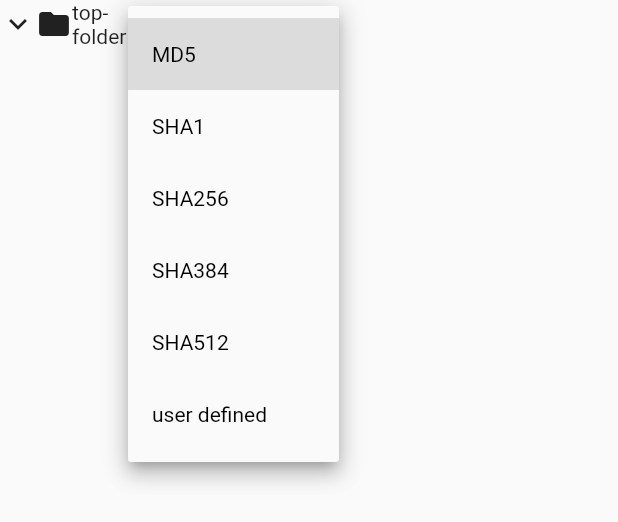
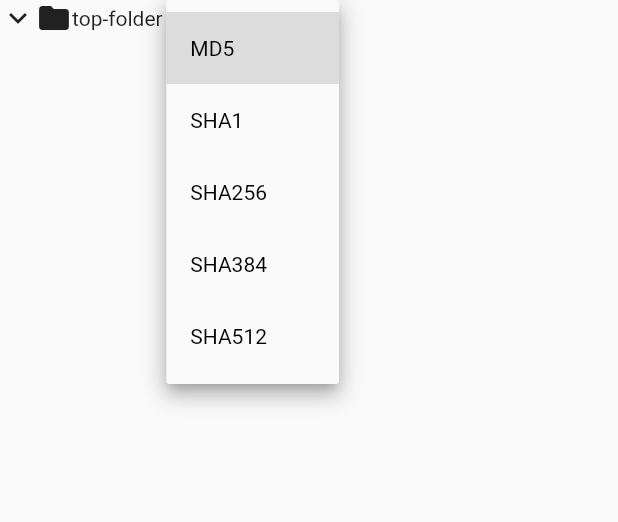
Before and after one commit to nilshenrich/FileTreeHasher, a Flutter app: the T_FolderView widget shown alone on an empty page, opened directly, after a tap on the "chevron right" icon, after a tap on "MD5", on a phone screen of 412 x 824 dp. Shown: the top 522 px of the screen. Run offline on Flutter 3.47's test engine with Material 2 defaults, Android fonts, the light colour scheme and no system bars.

Commit message:
Revert "A hash selection dropdown can now optionally include the user specified choice"
This reverts commit aebee3de784b6bb90f4da5168de081c5da44ee0d.

```diff
--- a/flutter_app/lib/definies/hashalgorithms.dart
+++ b/flutter_app/lib/definies/hashalgorithms.dart
@@ -20,8 +20,7 @@ enum E_HashAlgorithms {
   SHA1("SHA1"),
   SHA256("SHA256"),
   SHA384("SHA384"),
-  SHA512("SHA512"),
-  USERDEFINED("user defined");
+  SHA512("SHA512");
 
   // Constructor and value to hold
   const E_HashAlgorithms(this.value);
@@ -38,28 +37,12 @@ enum E_HashAlgorithms {
 
 // ##################################################
 // @brief: Get list of all known hash algorithm names
-//         Not including the user defined selection
 // @return: List<String>
 // ##################################################
-List<String> getSoftHashAlgorithmNames() {
+List<String> getAllHashAlgorithmNames() {
   List<String> returnList = [];
   for (E_HashAlgorithms alg in E_HashAlgorithms.values) {
     returnList.add(alg.name);
   }
   return returnList;
 }
-
-// ##################################################
-// @brief: Get list of all known hash algorithm names
-//         Not including the user defined selection
-// @return: List<String>
-// ##################################################
-List<String> getHardHashAlgorithmNames() {
-  List<String> returnList = [];
-  for (E_HashAlgorithms alg in E_HashAlgorithms.values) {
-    if (alg != E_HashAlgorithms.USERDEFINED) {
-      returnList.add(alg.name);
-    }
-  }
-  return returnList;
-}
--- a/flutter_app/lib/templates/contentarea.dart
+++ b/flutter_app/lib/templates/contentarea.dart
@@ -19,7 +19,7 @@ import 'package:file_tree_hasher/templates/filetree.dart';
 // ##################################################
 // # Global hash selector
 // ##################################################
-T_SoftHashSelector GlobalHashSelector = const T_SoftHashSelector();
+T_GlobalHashSelector GlobalHashSelector = const T_GlobalHashSelector();
 
 // ##################################################
 // # CONTENT
--- a/flutter_app/lib/templates/filetree.dart
+++ b/flutter_app/lib/templates/filetree.dart
@@ -73,7 +73,7 @@ class _T_FolderView extends State<T_FolderView> {
         const Icon(Icons.folder),
         Expanded(child: Text(widget.name)),
         const SizedBox(width: Style_FileTree_Item_ElementSpaces_px),
-        const T_SoftHashSelector(
+        const T_FileHashSelector(
             height: Style_FileTree_HashSelector_Height_px,
             fontSize: Style_FileTree_HashSelector_FontSize_px),
         const SizedBox(width: Style_FileTree_Item_ElementSpaces_px),
@@ -137,7 +137,7 @@ class _T_FileView extends State<T_FileView> {
       Text(widget.name),
       const SizedBox(width: Style_FileTree_Item_ElementSpaces_px),
       Expanded(child: Text(widget.hashGen, style: Style_FileTree_HashGen)),
-      const T_HardHashSelector(
+      const T_FileHashSelector(
           height: Style_FileTree_HashSelector_Height_px,
           fontSize: Style_FileTree_HashSelector_FontSize_px),
       const SizedBox(width: Style_FileTree_Item_ElementSpaces_px),
--- a/flutter_app/lib/templates/hashselector.dart
+++ b/flutter_app/lib/templates/hashselector.dart
@@ -25,10 +25,6 @@ abstract class T_HashSelector extends StatefulWidget {
   final double height;
   final double fontSize;
 
-  List<String> GetAllAlgNames() {
-    return [];
-  }
-
   // Constructor
   const T_HashSelector({super.key, this.height = 48, this.fontSize = 16});
 
@@ -51,7 +47,7 @@ class _T_HashSelector extends State<T_HashSelector> {
         child: DropdownButton(
             value: _selected,
             style: TextStyle(fontSize: widget.fontSize, color: Colors.black),
-            items: widget.GetAllAlgNames()
+            items: getAllHashAlgorithmNames()
                 .map((e) => DropdownMenuItem(value: e, child: Text(e)))
                 .toList(),
             onChanged: (selected) {
@@ -66,24 +62,14 @@ class _T_HashSelector extends State<T_HashSelector> {
 // # TEMPLATE
 // # Global hash selector
 // ##################################################
-class T_SoftHashSelector extends T_HashSelector {
-  const T_SoftHashSelector({super.key, super.height, super.fontSize});
-
-  @override
-  List<String> GetAllAlgNames() {
-    return getSoftHashAlgorithmNames();
-  }
+class T_GlobalHashSelector extends T_HashSelector {
+  const T_GlobalHashSelector({super.key, super.height, super.fontSize});
 }
 
 // ##################################################
 // # TEMPLATE
 // # File tree item hash selector
 // ##################################################
-class T_HardHashSelector extends T_HashSelector {
-  const T_HardHashSelector({super.key, super.height, super.fontSize});
-
-  @override
-  List<String> GetAllAlgNames() {
-    return getHardHashAlgorithmNames();
-  }
+class T_FileHashSelector extends T_HashSelector {
+  const T_FileHashSelector({super.key, super.height, super.fontSize});
 }
```
